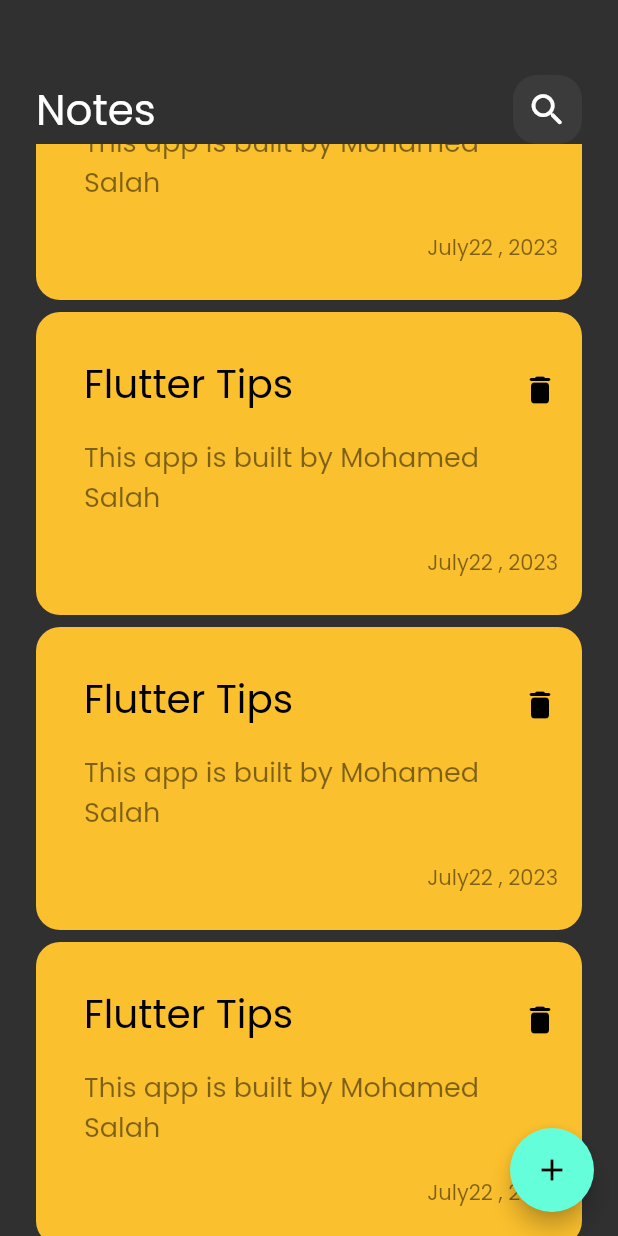
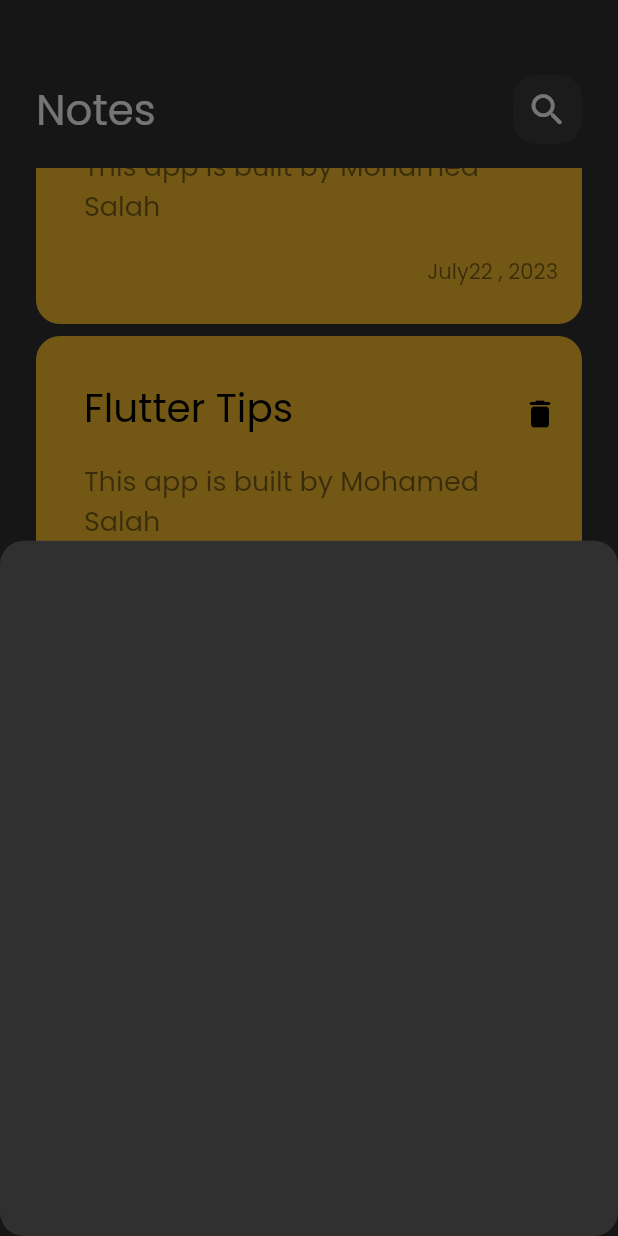
Before and after one commit to Mo7med-Ga3fer/notes_app, a Flutter app: the screen it shows after launch, scrolled down 1152 dp, after a tap on the "add" icon, on a phone screen of 412 x 824 dp. Run offline on Flutter 3.47's test engine with Material 2 defaults, Android fonts, the phone set to English and light mode, and no system bars.

Commit message:
creating bottom sheet

```diff
--- a/lib/views/home_view.dart
+++ b/lib/views/home_view.dart
@@ -1,5 +1,7 @@
 import 'package:flutter/material.dart';
 import 'package:notes_app/widgets/notes_view_body.dart';
+
+import '../widgets/add_note_bottom_sheet.dart';
 
 class HomeView extends StatelessWidget {
   const HomeView({super.key});
@@ -8,7 +10,17 @@ class HomeView extends StatelessWidget {
   Widget build(BuildContext context) {
     return Scaffold(
       floatingActionButton: FloatingActionButton(
-        onPressed: (){},
+        onPressed: (){
+          showModalBottomSheet(
+            shape: RoundedRectangleBorder(
+              borderRadius: BorderRadius.circular(16)
+            ),
+            context: context,
+            builder: (context){
+              return const AddNoteBottomSheet();
+            }
+            );
+        },
         child: const Icon(Icons.add),
         ),
       body: const NotesViewBody(),
--- /dev/null
+++ b/lib/widgets/add_note_bottom_sheet.dart
@@ -0,0 +1,13 @@
+import 'package:flutter/material.dart';
+
+class AddNoteBottomSheet extends StatelessWidget {
+  const AddNoteBottomSheet({super.key});
+
+  @override
+  Widget build(BuildContext context) {
+    return Container(
+
+
+    );
+  }
+}
--- a/lib/widgets/notes_list_view.dart
+++ b/lib/widgets/notes_list_view.dart
@@ -7,13 +7,17 @@ class NotesListView extends StatelessWidget {
 
   @override
   Widget build(BuildContext context) {
-    return ListView.builder(
+    return Padding(
+      padding: const EdgeInsets.symmetric(vertical: 16),
+      child: ListView.builder(
+        padding: EdgeInsets.zero,
         itemBuilder: (context, index){
           return const Padding(
             padding: EdgeInsets.symmetric(vertical: 4),
             child: CustomNoteItem(),
           );
         }
+        ),
     );
   }
 }
```
Lines whose indentation alone changed are shown as unchanged.
